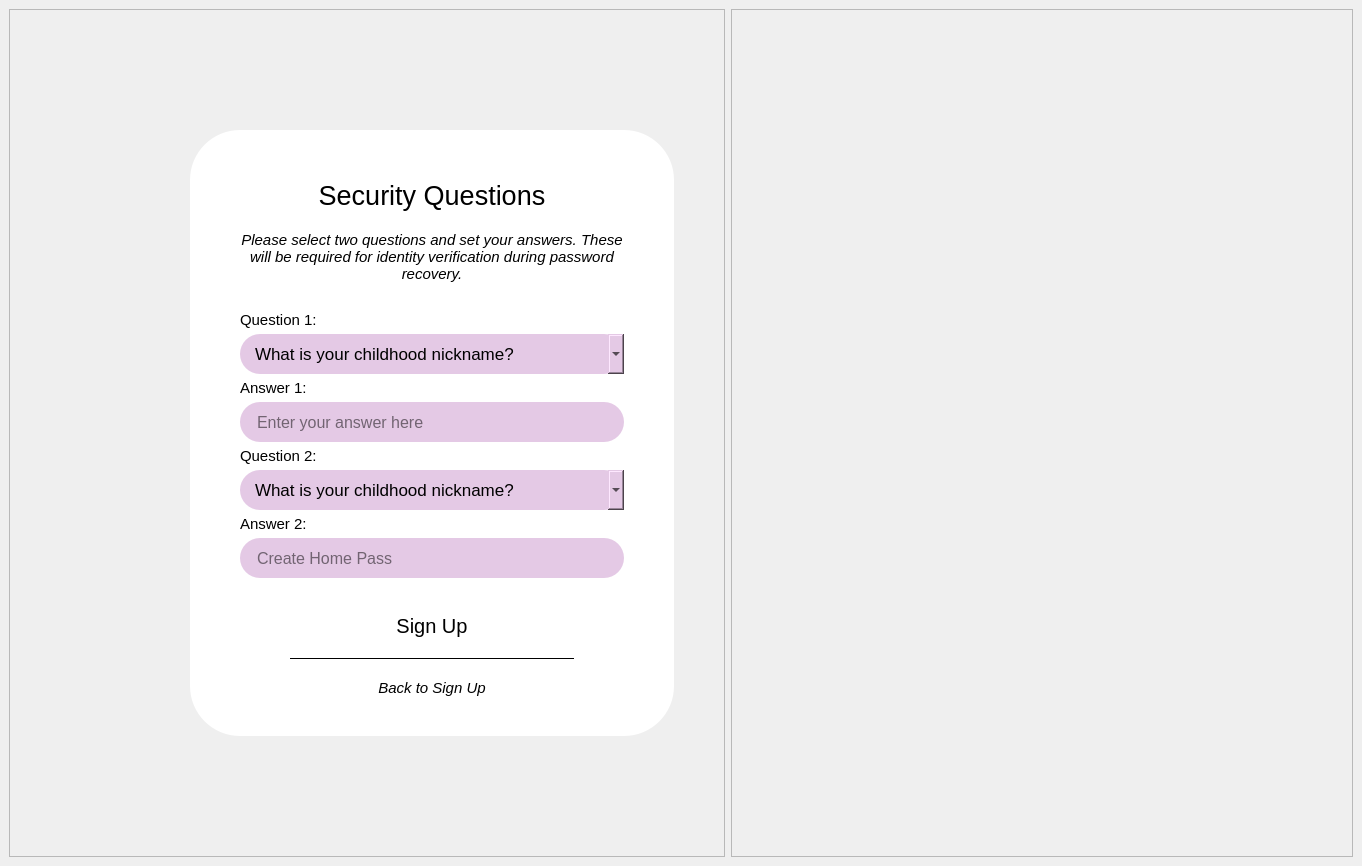
Old version of the form ui/signup.ui in the repository alexskh5/ENTRYSAFE.
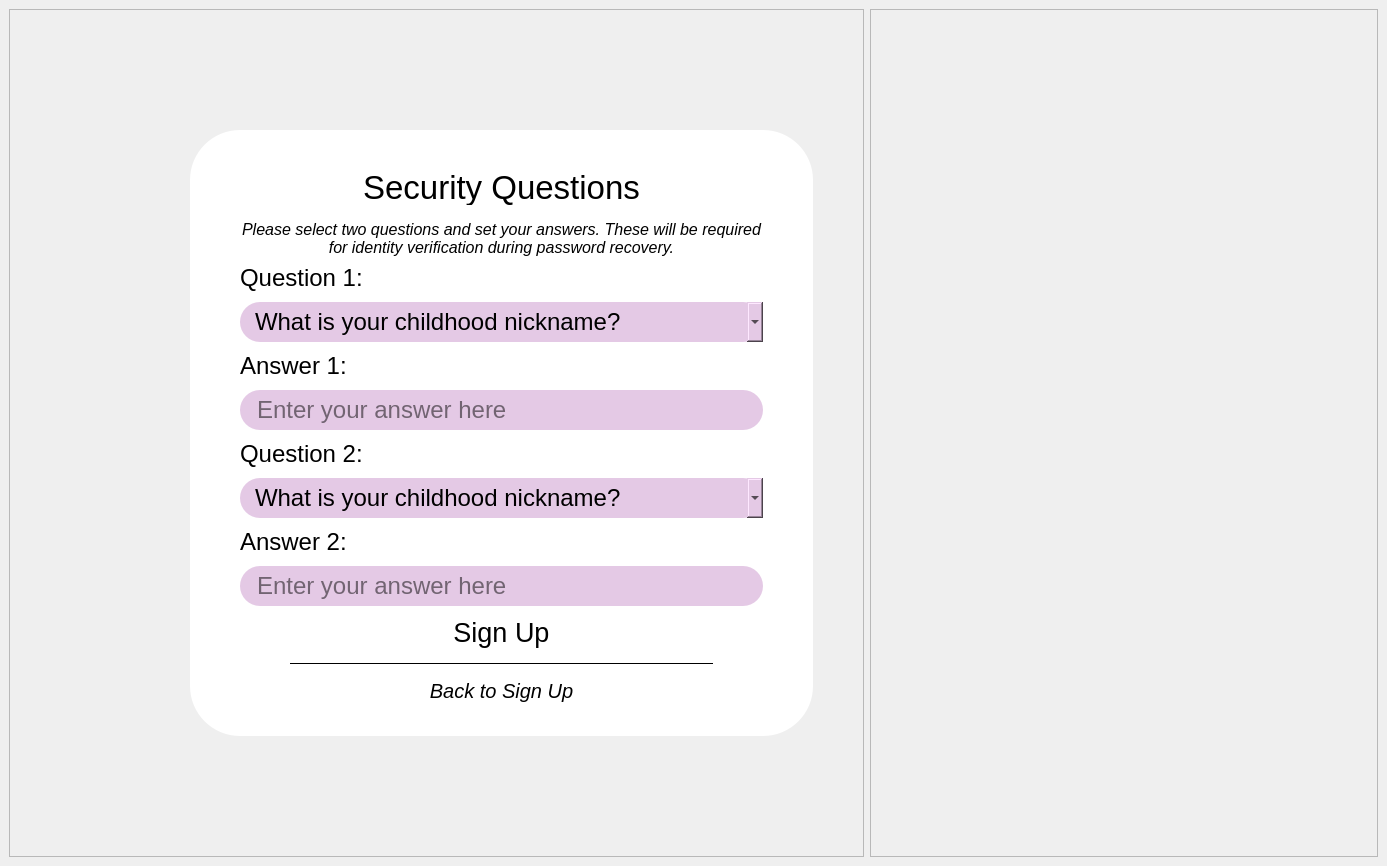
New version of the form. Icons and pictures are not drawn.

What changed in the file:
```diff
--- a/ui/signup.ui
+++ b/ui/signup.ui
@@ -6,7 +6,7 @@
    <rect>
     <x>0</x>
     <y>0</y>
-    <width>1362</width>
+    <width>1387</width>
     <height>866</height>
    </rect>
   </property>
@@ -518,13 +518,13 @@
              </property>
              <layout class="QVBoxLayout" name="verticalLayout_7">
               <property name="spacing">
-               <number>15</number>
+               <number>0</number>
               </property>
               <property name="leftMargin">
                <number>50</number>
               </property>
               <property name="topMargin">
-               <number>30</number>
+               <number>20</number>
               </property>
               <property name="rightMargin">
                <number>50</number>
@@ -542,7 +542,7 @@
                 </property>
                 <layout class="QVBoxLayout" name="verticalLayout_8">
                  <property name="spacing">
-                  <number>20</number>
+                  <number>15</number>
                  </property>
                  <property name="leftMargin">
                   <number>0</number>
@@ -566,7 +566,7 @@
                    </property>
                    <property name="font">
                     <font>
-                     <pointsize>20</pointsize>
+                     <pointsize>25</pointsize>
                     </font>
                    </property>
                    <property name="text">
@@ -587,7 +587,7 @@
                    </property>
                    <property name="font">
                     <font>
-                     <pointsize>11</pointsize>
+                     <pointsize>12</pointsize>
                      <italic>true</italic>
                     </font>
                    </property>
@@ -615,7 +615,7 @@
                 </property>
                 <layout class="QVBoxLayout" name="verticalLayout_9">
                  <property name="spacing">
-                  <number>5</number>
+                  <number>10</number>
                  </property>
                  <property name="leftMargin">
                   <number>0</number>
@@ -646,7 +646,7 @@
                   <widget class="QLabel" name="label">
                    <property name="font">
                     <font>
-                     <pointsize>11</pointsize>
+                     <pointsize>18</pointsize>
                     </font>
                    </property>
                    <property name="text">
@@ -670,7 +670,7 @@
                    </property>
                    <property name="font">
                     <font>
-                     <pointsize>13</pointsize>
+                     <pointsize>18</pointsize>
                     </font>
                    </property>
                    <property name="styleSheet">
@@ -725,7 +725,7 @@
                   <widget class="QLabel" name="label_2">
                    <property name="font">
                     <font>
-                     <pointsize>11</pointsize>
+                     <pointsize>18</pointsize>
                     </font>
                    </property>
                    <property name="text">
@@ -755,7 +755,7 @@
                    </property>
                    <property name="font">
                     <font>
-                     <pointsize>12</pointsize>
+                     <pointsize>18</pointsize>
                      <bold>false</bold>
                     </font>
                    </property>
@@ -777,7 +777,7 @@
                   <widget class="QLabel" name="label_3">
                    <property name="font">
                     <font>
-                     <pointsize>11</pointsize>
+                     <pointsize>18</pointsize>
                     </font>
                    </property>
                    <property name="text">
@@ -801,7 +801,7 @@
                    </property>
                    <property name="font">
                     <font>
-                     <pointsize>13</pointsize>
+                     <pointsize>18</pointsize>
                     </font>
                    </property>
                    <property name="styleSheet">
@@ -856,7 +856,7 @@
                   <widget class="QLabel" name="label_4">
                    <property name="font">
                     <font>
-                     <pointsize>11</pointsize>
+                     <pointsize>18</pointsize>
                     </font>
                    </property>
                    <property name="text">
@@ -886,7 +886,7 @@
                    </property>
                    <property name="font">
                     <font>
-                     <pointsize>12</pointsize>
+                     <pointsize>18</pointsize>
                     </font>
                    </property>
                    <property name="styleSheet">
@@ -902,7 +902,7 @@
                     <set>Qt::AlignmentFlag::AlignLeading|Qt::AlignmentFlag::AlignLeft|Qt::AlignmentFlag::AlignVCenter</set>
                    </property>
                    <property name="placeholderText">
-                    <string>Create Home Pass</string>
+                    <string>Enter your answer here</string>
                    </property>
                   </widget>
                  </item>
@@ -932,7 +932,7 @@
                 </property>
                 <layout class="QVBoxLayout" name="verticalLayout_10">
                  <property name="spacing">
-                  <number>20</number>
+                  <number>15</number>
                  </property>
                  <property name="leftMargin">
                   <number>50</number>
@@ -963,7 +963,7 @@
                   <widget class="QPushButton" name="signupBtn">
                    <property name="font">
                     <font>
-                     <pointsize>15</pointsize>
+                     <pointsize>20</pointsize>
                      <italic>false</italic>
                     </font>
                    </property>
@@ -992,7 +992,7 @@
                   <widget class="QPushButton" name="backToSignupBtn">
                    <property name="font">
                     <font>
-                     <pointsize>11</pointsize>
+                     <pointsize>15</pointsize>
                      <italic>true</italic>
                     </font>
                    </property>
```
Left out of the diff: 14 changed lines with no effect on the pictures.
